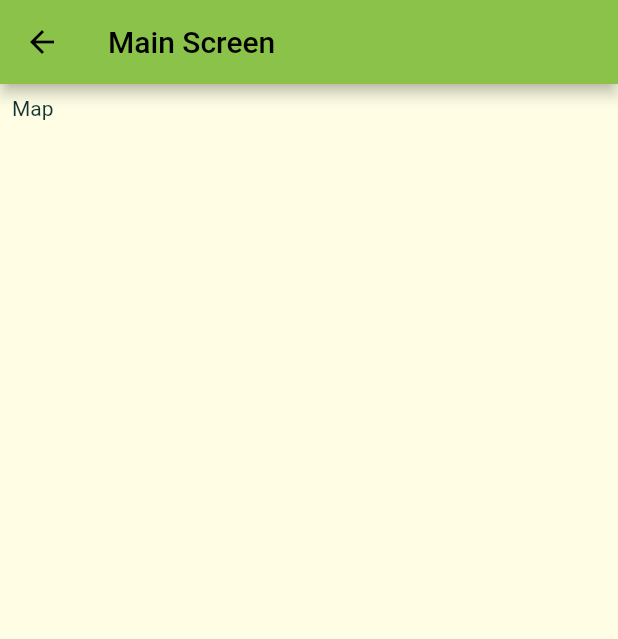
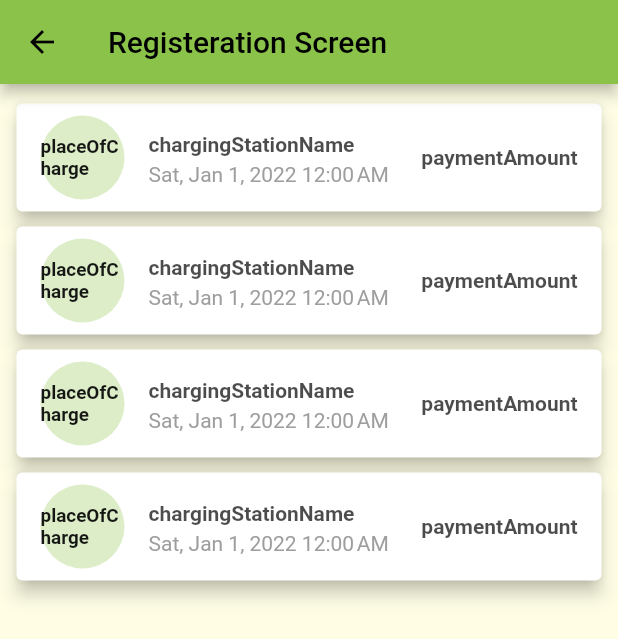
Before and after one commit to rdfordatascience-ops/MyEvApp, a Flutter app: the OtPscreen screen opened by its route, after a tap on "Validate OTP", on a phone screen of 412 x 824 dp. Shown: the top 639 px of the screen. Run offline on Flutter 3.47's test engine with Material 2 defaults, Android fonts, the phone set to English and light mode, and no system bars; our stand-ins replace google_maps_flutter; Roboto replaces fonts that are missing (Meta, Raleway, RobotoCondensed).

Commit message:
feat: added history and basicdetails widget

```diff
--- a/my_ev/lib/main.dart
+++ b/my_ev/lib/main.dart
@@ -1,4 +1,5 @@
 import 'package:flutter/material.dart';
+import 'package:my_ev/screens/history_screen.dart';
 import 'package:my_ev/screens/main_screen.dart';
 import 'package:my_ev/screens/otp_screen.dart';
 import 'package:my_ev/screens/registration_screen.dart';
@@ -36,6 +37,7 @@ class MyApp extends StatelessWidget {
         '/' : (ctx) => RegisterScreen(),
         OtPscreen.routeName : (ctx) => OtPscreen(),
         MainScreen.routeName: (ctx) => MainScreen(),
+        HistoryScreen.routeName: (ctx) => HistoryScreen(),
       },
     );
   }
--- /dev/null
+++ b/my_ev/lib/models/history.dart
@@ -0,0 +1,22 @@
+class History {
+  final String lastCharge;
+  final String vechicleNumber;
+  final String placeOfCharge;
+  final String chargingStationName;
+  final String paymentRecipt;
+  final String paymentAmount;
+  final String id;
+  final DateTime lastServiceDate;
+
+
+  History({
+    required this.lastCharge,
+    required this.vechicleNumber,
+    required this.placeOfCharge,
+    required this.chargingStationName,
+    required this.paymentRecipt,
+    required this.paymentAmount,
+    required this.id,
+    required this.lastServiceDate
+  });
+}
--- /dev/null
+++ b/my_ev/lib/screens/history_screen.dart
@@ -0,0 +1,109 @@
+import 'package:flutter/cupertino.dart';
+import 'package:flutter/material.dart';
+import 'package:my_ev/models/history.dart';
+import 'package:intl/intl.dart';
+
+class HistoryScreen extends StatelessWidget {
+  static const String routeName = '/mainScreen';
+
+  List<History> chargeHistory = [
+    new History(
+        lastCharge: "lastCharge",
+        vechicleNumber: "vechicleNumber",
+        placeOfCharge: "placeOfCharge",
+        chargingStationName: "chargingStationName",
+        paymentRecipt: "paymentRecipt",
+        paymentAmount: "paymentAmount",
+        id: "id",
+        lastServiceDate: new DateTime(2022)),
+    new History(
+        lastCharge: "lastCharge",
+        vechicleNumber: "vechicleNumber",
+        placeOfCharge: "placeOfCharge",
+        chargingStationName: "chargingStationName",
+        paymentRecipt: "paymentRecipt",
+        paymentAmount: "paymentAmount",
+        id: "id",
+        lastServiceDate: new DateTime(2022)),
+    new History(
+        lastCharge: "lastCharge",
+        vechicleNumber: "vechicleNumber",
+        placeOfCharge: "placeOfCharge",
+        chargingStationName: "chargingStationName",
+        paymentRecipt: "paymentRecipt",
+        paymentAmount: "paymentAmount",
+        id: "id",
+        lastServiceDate: new DateTime(2022)),
+    new History(
+        lastCharge: "lastCharge",
+        vechicleNumber: "vechicleNumber",
+        placeOfCharge: "placeOfCharge",
+        chargingStationName: "chargingStationName",
+        paymentRecipt: "paymentRecipt",
+        paymentAmount: "paymentAmount",
+        id: "id",
+        lastServiceDate: new DateTime(2022)),
+  ];
+
+  @override
+  Widget build(BuildContext context) {
+    return Scaffold(
+      appBar: AppBar(
+        title: Text("Registeration Screen"),
+      ),
+      body: Container(
+        padding: EdgeInsets.all(8.0),
+        child: ListView.builder(
+          itemCount: chargeHistory.length,
+          itemBuilder: (ctx, ind) {
+            return Card(
+              elevation: 5,
+              margin: EdgeInsets.symmetric(vertical: 5, horizontal: 3),
+              child: ListTile(
+                leading: FittedBox(
+                  child: CircleAvatar(
+                    radius: 40,
+                    backgroundColor: Theme.of(context).primaryColorLight,
+                    child: Text(
+                      chargeHistory[ind].placeOfCharge,
+                      style: TextStyle(
+                        fontSize: 18,
+                        fontWeight: FontWeight.w700,
+                        color: Colors.black.withOpacity(0.9),
+                      ),
+                    ),
+                  ),
+                ),
+                title: Text(
+                  chargeHistory[ind].chargingStationName,
+                  style: TextStyle(
+                    fontSize: 14,
+                    fontWeight: FontWeight.w700,
+                    color: Colors.black.withOpacity(0.7),
+                  ),
+                ),
+                subtitle: Text(
+                  DateFormat.yMMMEd()
+                      .add_jm()
+                      .format(chargeHistory[ind].lastServiceDate),
+                  style: TextStyle(
+                    color: Colors.grey,
+                    fontFamily: 'Meta',
+                  ),
+                ),
+                trailing: Text(
+                  chargeHistory[ind].paymentAmount,
+                  style: TextStyle(
+                    fontSize: 14,
+                    fontWeight: FontWeight.w700,
+                    color: Colors.black.withOpacity(0.7),
+                  ),
+                ),
+              ),
+            );
+          },
+        ),
+      ),
+    );
+  }
+}
--- a/my_ev/pubspec.yaml
+++ b/my_ev/pubspec.yaml
@@ -34,6 +34,8 @@ dependencies:
   # The following adds the Cupertino Icons font to your application.
   # Use with the CupertinoIcons class for iOS style icons.
   cupertino_icons: ^1.0.2
+  google_maps_flutter: ^2.1.8
+  intl: ^0.17.0
 
 dev_dependencies:
   flutter_test:
```
Also changed, not shown: my_ev/lib/complex_widgets/basicdetails.dart (added, +42 -0 lines), my_ev/lib/screens/main_screen.dart (+109 -15 lines), 2 other files.
